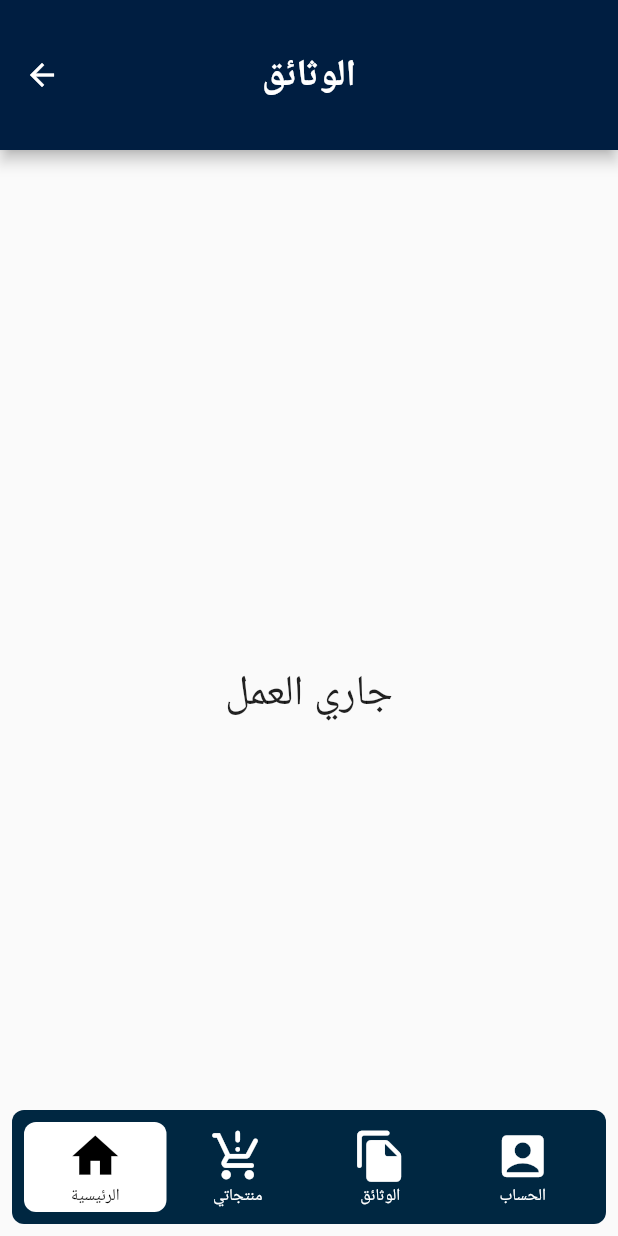
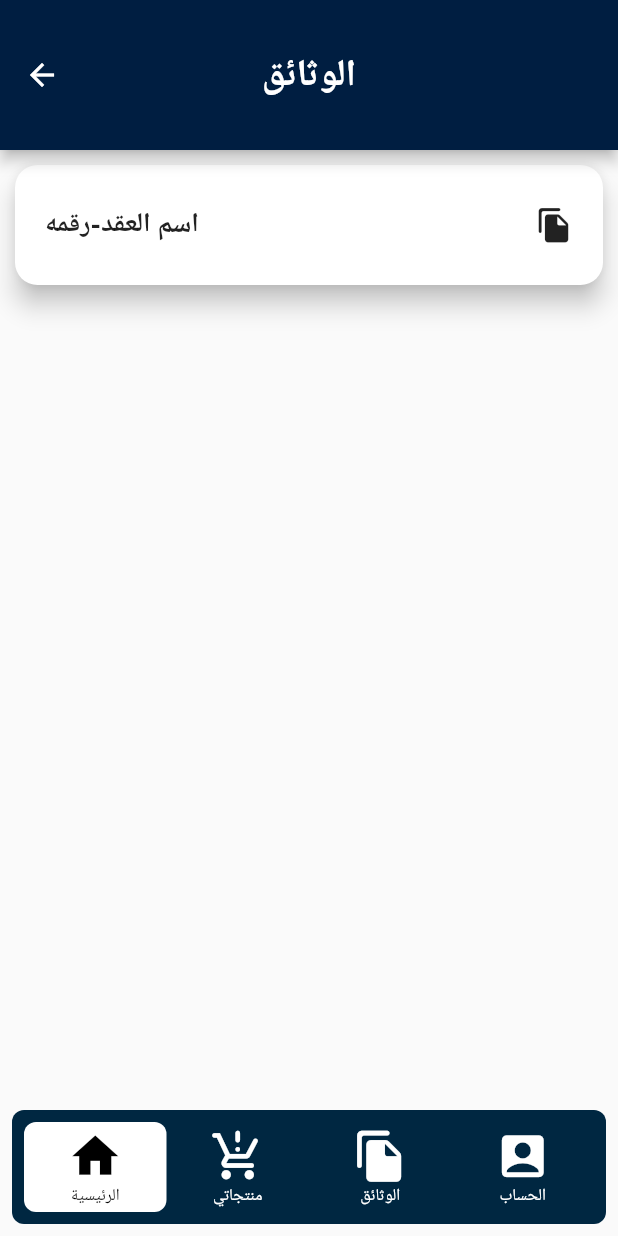
Before and after one commit to ion7l/Graduation_Project_Ajar, a Flutter app: the Documents screen opened directly, on a phone screen of 412 x 824 dp. Run offline on Flutter 3.47's test engine with Material 2 defaults, Android fonts, the phone set to English and light mode, and no system bars; drawn by our look-alikes of floating_bottom_navigation_bar; our stand-ins replace smooth_page_indicator.

Commit message:
update Products file and Documents file

```diff
--- a/lib/veiwUser/documents.dart
+++ b/lib/veiwUser/documents.dart
@@ -35,9 +35,7 @@ class _DocumentsState extends State<Documents> {
           iconSize: 37,
           items: [
             FloatingNavbarItem(icon: Icons.home, title: "الرئيسية"),
-            FloatingNavbarItem(
-                icon: Icons.production_quantity_limits_rounded,
-                title: "منتجاتي"),
+            FloatingNavbarItem(icon: Icons.production_quantity_limits_rounded, title: "منتجاتي"),
             FloatingNavbarItem(
               icon: Icons.file_copy_rounded,
               title: "الوثائق",
@@ -47,11 +45,39 @@ class _DocumentsState extends State<Documents> {
           backgroundColor: const Color.fromRGBO(0, 39, 65, 1),
         ),
       ),
-      body: const Center(
-        child: Text(
-          "جاري العمل",
-          style: TextStyle(fontSize: 28),
-        ),
+      body: ListView(
+        children: [
+          Container(
+            height: 100,
+            width: double.infinity,
+            child: InkWell(
+              onTap: () {},
+              child: Card(
+                shape: RoundedRectangleBorder(
+                  borderRadius: BorderRadius.circular(15),
+                ),
+                elevation: 7,
+                margin: EdgeInsets.all(10),
+                child: Padding(
+                  padding: const EdgeInsets.only(right: 20, left: 20),
+                  child: Row(
+                    mainAxisAlignment: MainAxisAlignment.spaceBetween,
+                    children: [
+                      Text(
+                        'اسم العقد-رقمه',
+                        style: TextStyle(fontSize: 18, fontWeight: FontWeight.bold),
+                      ),
+                      Icon(
+                        Icons.file_copy_rounded,
+                        size: 25,
+                      )
+                    ],
+                  ),
+                ),
+              ),
+            ),
+          )
+        ],
       ),
     );
   }
```
Also changed, not shown: lib/veiwUser/products.dart (+116 -8 lines).
